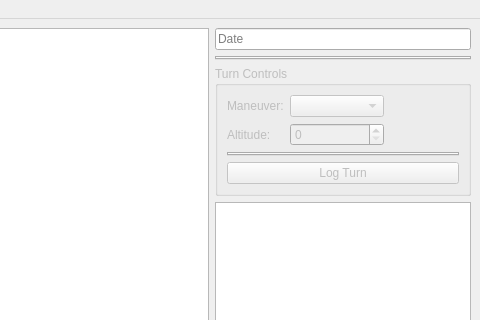
Before: the Qt Designer form MainWindow.ui in wchamilton/CEManeuverLog, drawn with Qt 5; both pictures show x 620 to 1100 and y 0 to 320 of the 1100 by 950 pixel window.
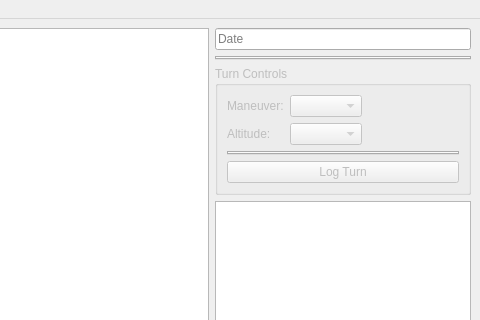
After: the same form once the commit is applied. Custom widgets are drawn as their Qt base class.

Diff of the .ui file:
```diff
--- a/MainWindow.ui
+++ b/MainWindow.ui
@@ -50,6 +50,16 @@
        <string>Turn Controls</string>
       </property>
       <layout class="QGridLayout" name="gridLayout_4">
+       <item row="5" column="0" colspan="6">
+        <widget class="QPushButton" name="log_turn_btn">
+         <property name="text">
+          <string>Log Turn</string>
+         </property>
+        </widget>
+       </item>
+       <item row="0" column="1" colspan="2">
+        <widget class="QComboBox" name="maneuver_cmb"/>
+       </item>
        <item row="0" column="0">
         <widget class="QLabel" name="label">
          <property name="text">
@@ -57,16 +67,12 @@
          </property>
         </widget>
        </item>
-       <item row="5" column="0" colspan="8">
-        <widget class="QPushButton" name="log_turn_btn">
-         <property name="text">
-          <string>Log Turn</string>
-         </property>
-        </widget>
-       </item>
-       <item row="3" column="0" colspan="8">
+       <item row="3" column="0" colspan="6">
         <widget class="QTabWidget" name="gun_tab"/>
        </item>
+       <item row="1" column="1" colspan="2">
+        <widget class="QComboBox" name="alt_cmb"/>
+       </item>
        <item row="1" column="0">
         <widget class="QLabel" name="label_4">
          <property name="text">
@@ -74,12 +80,6 @@
          </property>
         </widget>
        </item>
-       <item row="0" column="1" colspan="4">
-        <widget class="QComboBox" name="maneuver_cmb"/>
-       </item>
-       <item row="1" column="1" colspan="4">
-        <widget class="QSpinBox" name="alt_spin"/>
-       </item>
       </layout>
      </widget>
     </item>
```
